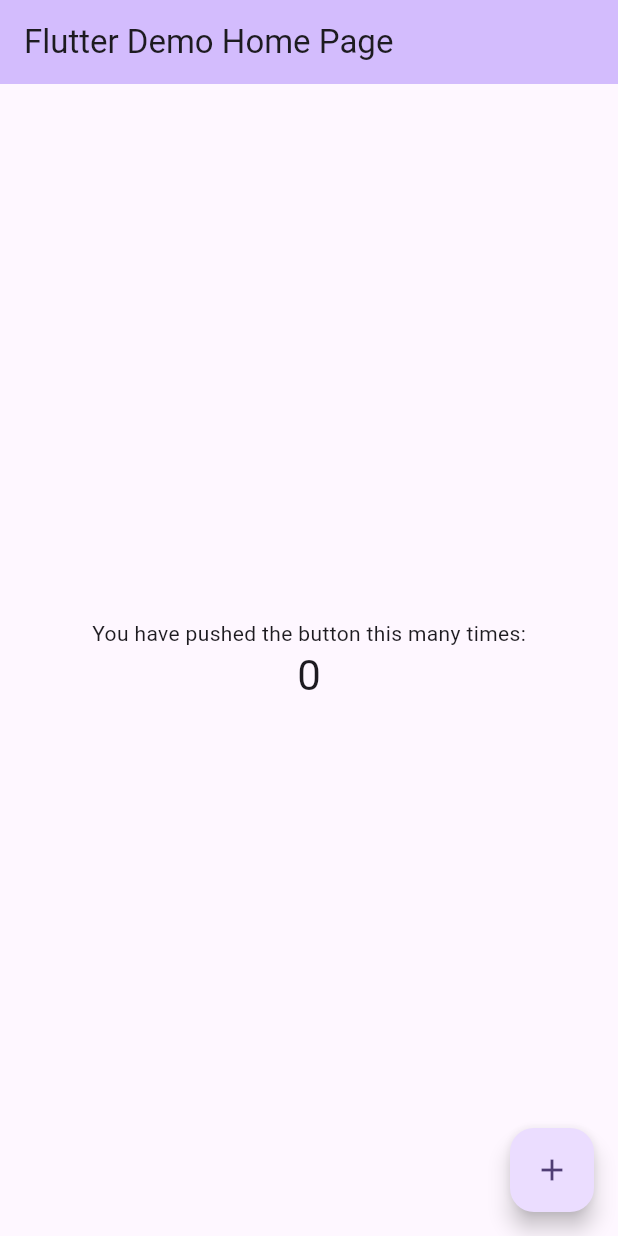
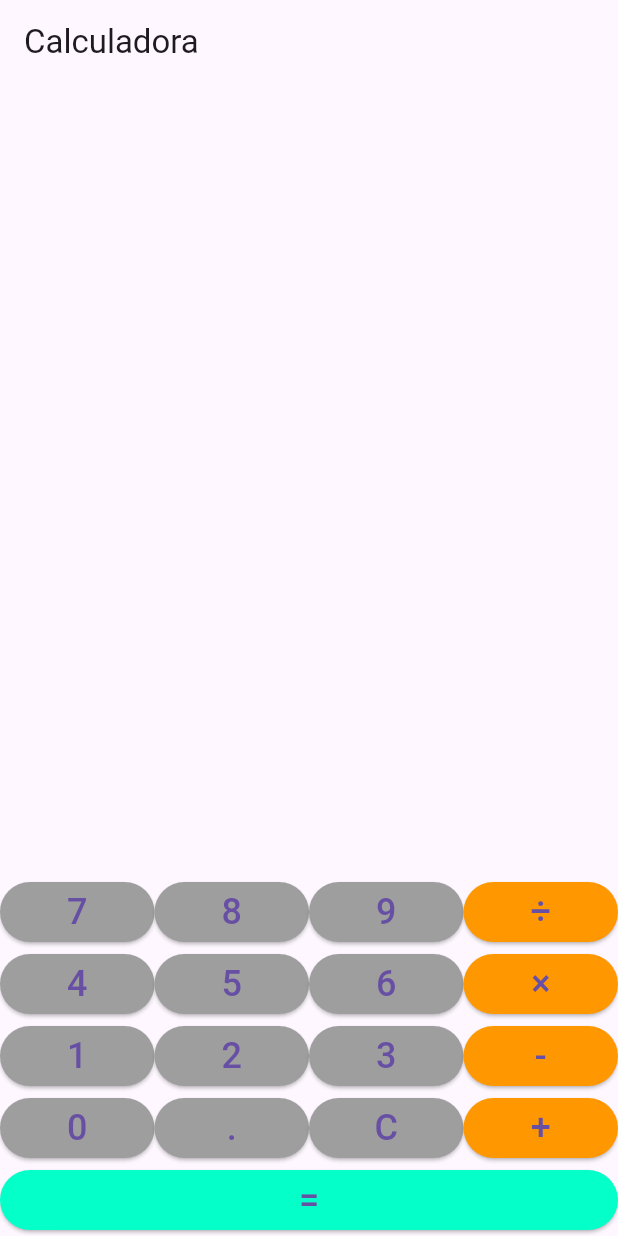
Before and after one commit to thalyson123ui/calculadora, a Flutter app: the screen it shows after launch, on a phone screen of 412 x 824 dp. Run offline on Flutter 3.47's test engine with Material 3 defaults, Android fonts, the phone set to English and light mode, and no system bars.

Commit message:
atualização

```diff
--- a/calc/lib/main.dart
+++ b/calc/lib/main.dart
@@ -1,122 +1,145 @@
 import 'package:flutter/material.dart';
 
-void main() {
-  runApp(const MyApp());
-}
+void main() => runApp(CalculadoraApp());
 
-class MyApp extends StatelessWidget {
-  const MyApp({super.key});
-
-  // This widget is the root of your application.
+class CalculadoraApp extends StatelessWidget {
   @override
   Widget build(BuildContext context) {
     return MaterialApp(
-      title: 'Flutter Demo',
-      theme: ThemeData(
-        // This is the theme of your application.
-        //
-        // TRY THIS: Try running your application with "flutter run". You'll see
-        // the application has a purple toolbar. Then, without quitting the app,
-        // try changing the seedColor in the colorScheme below to Colors.green
-        // and then invoke "hot reload" (save your changes or press the "hot
-        // reload" button in a Flutter-supported IDE, or press "r" if you used
-        // the command line to start the app).
-        //
-        // Notice that the counter didn't reset back to zero; the application
-        // state is not lost during the reload. To reset the state, use hot
-        // restart instead.
-        //
-        // This works for code too, not just values: Most code changes can be
-        // tested with just a hot reload.
-        colorScheme: ColorScheme.fromSeed(seedColor: Colors.deepPurple),
-      ),
-      home: const MyHomePage(title: 'Flutter Demo Home Page'),
+      title: 'Calculadora',
+      theme: ThemeData(primarySwatch: Colors.blue),
+      home: CalculadoraTela(),
     );
   }
 }
 
-class MyHomePage extends StatefulWidget {
-  const MyHomePage({super.key, required this.title});
-
-  // This widget is the home page of your application. It is stateful, meaning
-  // that it has a State object (defined below) that contains fields that affect
-  // how it looks.
-
-  // This class is the configuration for the state. It holds the values (in this
-  // case the title) provided by the parent (in this case the App widget) and
-  // used by the build method of the State. Fields in a Widget subclass are
-  // always marked "final".
-
-  final String title;
-
+class CalculadoraTela extends StatefulWidget {
   @override
-  State<MyHomePage> createState() => _MyHomePageState();
+  _CalculadoraTelaState createState() => _CalculadoraTelaState();
 }
 
-class _MyHomePageState extends State<MyHomePage> {
-  int _counter = 0;
+class _CalculadoraTelaState extends State<CalculadoraTela> {
+  String _resultado = '';
+  String _entrada = '';
 
-  void _incrementCounter() {
+  void _adicionarValor(String valor) {
     setState(() {
-      // This call to setState tells the Flutter framework that something has
-      // changed in this State, which causes it to rerun the build method below
-      // so that the display can reflect the updated values. If we changed
-      // _counter without calling setState(), then the build method would not be
-      // called again, and so nothing would appear to happen.
-      _counter++;
+      _entrada += valor;
     });
+  }
+
+  void _limpar() {
+    setState(() {
+      _entrada = '';
+      _resultado = '';
+    });
+  }
+
+  void _calcular() {
+    try {
+      final expressao = _entrada.replaceAll('×', '*').replaceAll('÷', '/');
+      final resultadoFinal = _avaliar(expressao);
+      setState(() {
+        _resultado = resultadoFinal.toString();
+      });
+    } catch (e) {
+      setState(() {
+        _resultado = 'Erro';
+      });
+    }
+  }
+
+  double _avaliar(String expressao) {
+    // Avaliação simples usando a biblioteca 'math_expressions' seria ideal
+    // Aqui está uma versão simplificada apenas para demonstração
+    return double.parse(expressao); // substitua por parser real
+  }
+
+  Widget _botao(String texto, {Color cor = Colors.grey}) {
+    return Expanded(
+      child: ElevatedButton(
+        style: ElevatedButton.styleFrom(backgroundColor: cor),
+        onPressed: () {
+          if (texto == 'C') {
+            _limpar();
+          } else if (texto == '=') {
+            _calcular();
+          } else {
+            _adicionarValor(texto);
+          }
+        },
+        child: Text(texto, style: TextStyle(fontSize: 24)),
+      ),
+    );
   }
 
   @override
   Widget build(BuildContext context) {
-    // This method is rerun every time setState is called, for instance as done
-    // by the _incrementCounter method above.
-    //
-    // The Flutter framework has been optimized to make rerunning build methods
-    // fast, so that you can just rebuild anything that needs updating rather
-    // than having to individually change instances of widgets.
     return Scaffold(
-      appBar: AppBar(
-        // TRY THIS: Try changing the color here to a specific color (to
-        // Colors.amber, perhaps?) and trigger a hot reload to see the AppBar
-        // change color while the other colors stay the same.
-        backgroundColor: Theme.of(context).colorScheme.inversePrimary,
-        // Here we take the value from the MyHomePage object that was created by
-        // the App.build method, and use it to set our appbar title.
-        title: Text(widget.title),
+      appBar: AppBar(title: Text('Calculadora')),
+      body: Column(
+        children: [
+          Expanded(
+            child: Container(
+              alignment: Alignment.bottomRight,
+              padding: EdgeInsets.all(24),
+              child: Text(_entrada, style: TextStyle(fontSize: 32)),
+            ),
+          ),
+          Container(
+            alignment: Alignment.bottomRight,
+            padding: EdgeInsets.all(24),
+            child: Text(
+              _resultado,
+              style: TextStyle(
+                fontSize: 24,
+                color: const Color.fromARGB(255, 175, 246, 9),
+              ),
+            ),
+          ),
+          Column(
+            children: [
+              Row(
+                children: [
+                  _botao('7'),
+                  _botao('8'),
+                  _botao('9'),
+                  _botao('÷', cor: Colors.orange),
+                ],
+              ),
+              Row(
+                children: [
+                  _botao('4'),
+                  _botao('5'),
+                  _botao('6'),
+                  _botao('×', cor: Colors.orange),
+                ],
+              ),
+              Row(
+                children: [
+                  _botao('1'),
+                  _botao('2'),
+                  _botao('3'),
+                  _botao('-', cor: Colors.orange),
+                ],
+              ),
+              Row(
+                children: [
+                  _botao('0'),
+                  _botao('.'),
+                  _botao('C'),
+                  _botao('+', cor: Colors.orange),
+                ],
+              ),
+              Row(
+                children: [
+                  _botao('=', cor: const Color.fromARGB(255, 4, 255, 201)),
+                ],
+              ),
+            ],
+          ),
+        ],
       ),
-      body: Center(
-        // Center is a layout widget. It takes a single child and positions it
-        // in the middle of the parent.
-        child: Column(
-          // Column is also a layout widget. It takes a list of children and
-          // arranges them vertically. By default, it sizes itself to fit its
-          // children horizontally, and tries to be as tall as its parent.
-          //
-          // Column has various properties to control how it sizes itself and
-          // how it positions its children. Here we use mainAxisAlignment to
-          // center the children vertically; the main axis here is the vertical
-          // axis because Columns are vertical (the cross axis would be
-          // horizontal).
-          //
-          // TRY THIS: Invoke "debug painting" (choose the "Toggle Debug Paint"
-          // action in the IDE, or press "p" in the console), to see the
-          // wireframe for each widget.
-          mainAxisAlignment: MainAxisAlignment.center,
-          children: <Widget>[
-            const Text('You have pushed the button this many times:'),
-            Text(
-              '$_counter',
-              style: Theme.of(context).textTheme.headlineMedium,
-            ),
-          ],
-        ),
-      ),
-      floatingActionButton: FloatingActionButton(
-        onPressed: _incrementCounter,
-        tooltip: 'Increment',
-        child: const Icon(Icons.add),
-      ), // This trailing comma makes auto-formatting nicer for build methods.
     );
   }
 }
```
